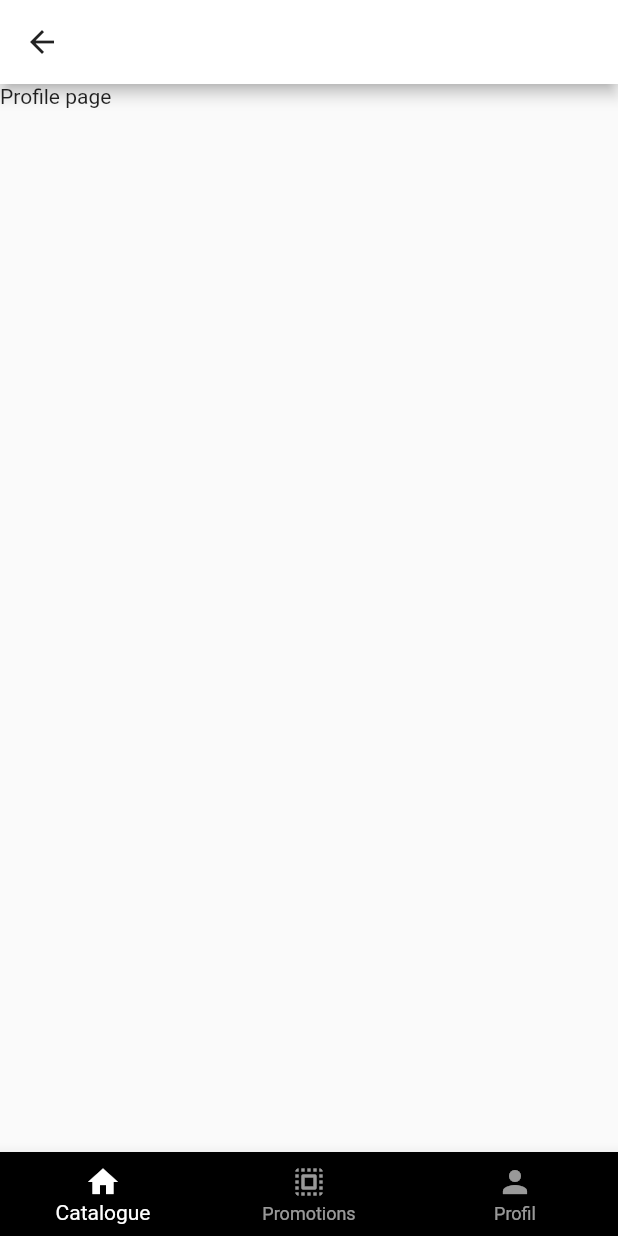
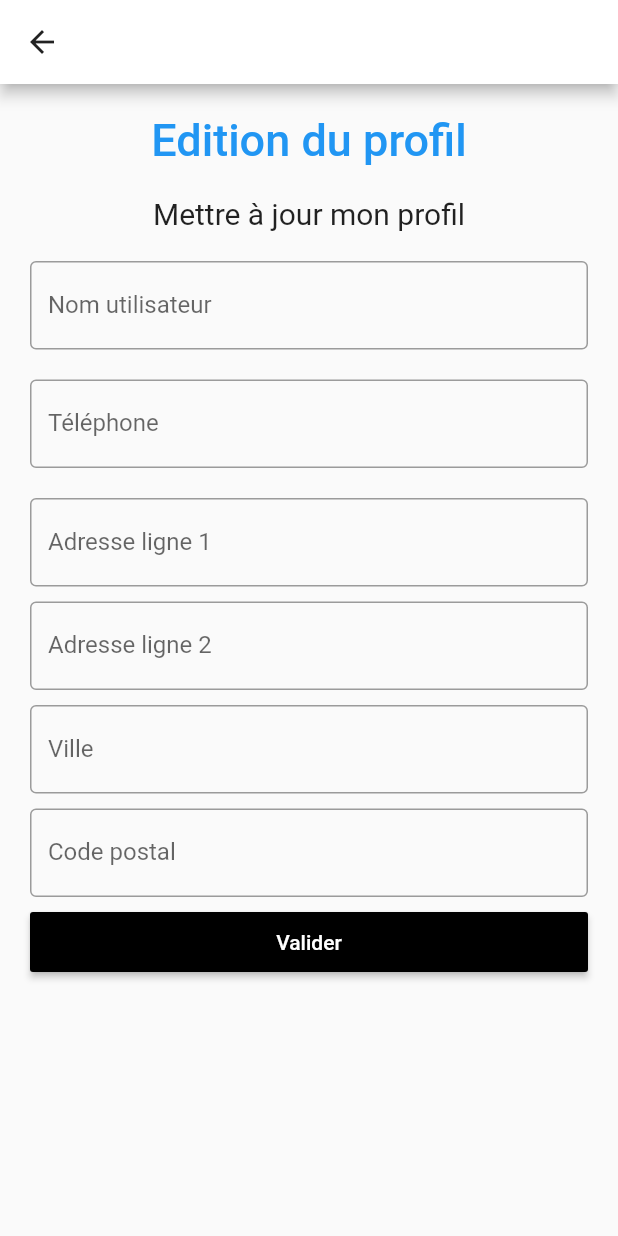
Before and after one commit to Corvus972/mspr_project_front, a Flutter app: the ProfilePage screen opened by its route, on a phone screen of 412 x 824 dp. Run offline on Flutter 3.47's test engine with Material 2 defaults, Android fonts, the phone set to English and light mode, and no system bars; our stand-ins replace badges, bloc, decimal, rxdart, shared_preferences; missing offline and left inert: barcode_scan; accounts and stored records are empty; network calls fail; Roboto replaces fonts that are missing (Metropolis); project files that could hold a hidden picture were left out.

Commit message:
page profile

```diff
--- a/lib/repository/user_repository.dart
+++ b/lib/repository/user_repository.dart
@@ -24,6 +24,12 @@ class UserRepository {
     var user = await _provider.registerUser(username, phone, email, password);
   }
 
+  editUser(username, phone, email, password, String text, String text) async {
+    //List<User> userResponse = await _provider.fetchUser();
+    //_userFetcher.sink.add(userResponse);
+    var user = await _provider.registerUser(username, phone, email, password);
+  }
+
   //dispose() {
   // _salesRuleFetcher.close();
   //}
--- a/lib/screens/profile/profile.dart
+++ b/lib/screens/profile/profile.dart
@@ -1,4 +1,5 @@
 import 'package:flutter/material.dart';
+import 'package:mspr_project/repository/user_repository.dart';
 import 'package:mspr_project/widgets/bottom_nav/bottom_nav.dart';
 
 class ProfilePage extends StatefulWidget {
@@ -10,11 +11,127 @@ class ProfilePage extends StatefulWidget {
 }
 
 class _ProfilePageState extends State<ProfilePage> {
+  TextEditingController usernameController = TextEditingController();
+  TextEditingController addressLine1Controller = TextEditingController();
+  TextEditingController addressLine2Controller = TextEditingController();
+  TextEditingController cityController = TextEditingController();
+  TextEditingController phoneController = TextEditingController();
+  TextEditingController zipCodeController = TextEditingController();
+
   @override
   Widget build(BuildContext context) {
     return Scaffold(
-        appBar: AppBar(title: Text('Profil')),
-        body: Text("Profile page"),
-        bottomSheet: BottomNav());
+        appBar: AppBar(
+          title: Text('Retour'),
+        ),
+        body: Padding(
+            padding: EdgeInsets.all(10),
+            child: ListView(
+              children: <Widget>[
+                Container(
+                    alignment: Alignment.center,
+                    padding: EdgeInsets.all(10),
+                    child: Text(
+                      'Edition du profil',
+                      style: TextStyle(
+                          color: Colors.blue,
+                          fontWeight: FontWeight.w500,
+                          fontSize: 30),
+                    )),
+                Container(
+                    alignment: Alignment.center,
+                    padding: EdgeInsets.all(10),
+                    child: Text(
+                      'Mettre à jour mon profil',
+                      style: TextStyle(fontSize: 20),
+                    )),
+                Container(
+                  padding: EdgeInsets.all(10),
+                  child: TextField(
+                    controller: usernameController,
+                    decoration: InputDecoration(
+                      border: OutlineInputBorder(),
+                      labelText: 'Nom utilisateur',
+                    ),
+                  ),
+                ),
+                Container(
+                  padding: EdgeInsets.all(10),
+                  child: TextField(
+                    controller: phoneController,
+                    decoration: InputDecoration(
+                      border: OutlineInputBorder(),
+                      labelText: 'Téléphone',
+                    ),
+                  ),
+                ),
+                Container(
+                  padding: EdgeInsets.fromLTRB(10, 10, 10, 0),
+                  child: TextField(
+                    obscureText: true,
+                    controller: addressLine1Controller,
+                    decoration: InputDecoration(
+                      border: OutlineInputBorder(),
+                      labelText: 'Adresse ligne 1',
+                    ),
+                  ),
+                ),
+                Container(
+                  padding: EdgeInsets.fromLTRB(10, 10, 10, 0),
+                  child: TextField(
+                    obscureText: true,
+                    controller: addressLine2Controller,
+                    decoration: InputDecoration(
+                      border: OutlineInputBorder(),
+                      labelText: 'Adresse ligne 2',
+                    ),
+                  ),
+                ),
+                Container(
+                  padding: EdgeInsets.fromLTRB(10, 10, 10, 0),
+                  child: TextField(
+                    obscureText: true,
+                    controller: cityController,
+                    decoration: InputDecoration(
+                      border: OutlineInputBorder(),
+                      labelText: 'Ville',
+                    ),
+                  ),
+                ),
+                Container(
+                  padding: EdgeInsets.fromLTRB(10, 10, 10, 0),
+                  child: TextField(
+                    obscureText: true,
+                    controller: zipCodeController,
+                    decoration: InputDecoration(
+                      border: OutlineInputBorder(),
+                      labelText: 'Code postal',
+                    ),
+                  ),
+                ),
+                Container(
+                    height: 50,
+                    padding: EdgeInsets.fromLTRB(10, 10, 10, 0),
+                    child: RaisedButton(
+                      textColor: Colors.white,
+                      color: Colors.black,
+                      child: Text('Valider'),
+                      onPressed: () {
+                        userRepository.editUser(
+                            usernameController.text,
+                            addressLine1Controller.text,
+                            addressLine2Controller.text,
+                            cityController.text,
+                            phoneController.text,
+                            zipCodeController.text);
+                        Navigator.push(
+                          context,
+                          MaterialPageRoute(
+                              builder: (context) => ProfilePage()),
+                        );
+                      },
+                    )),
+              ],
+            )));
   }
 }
```
